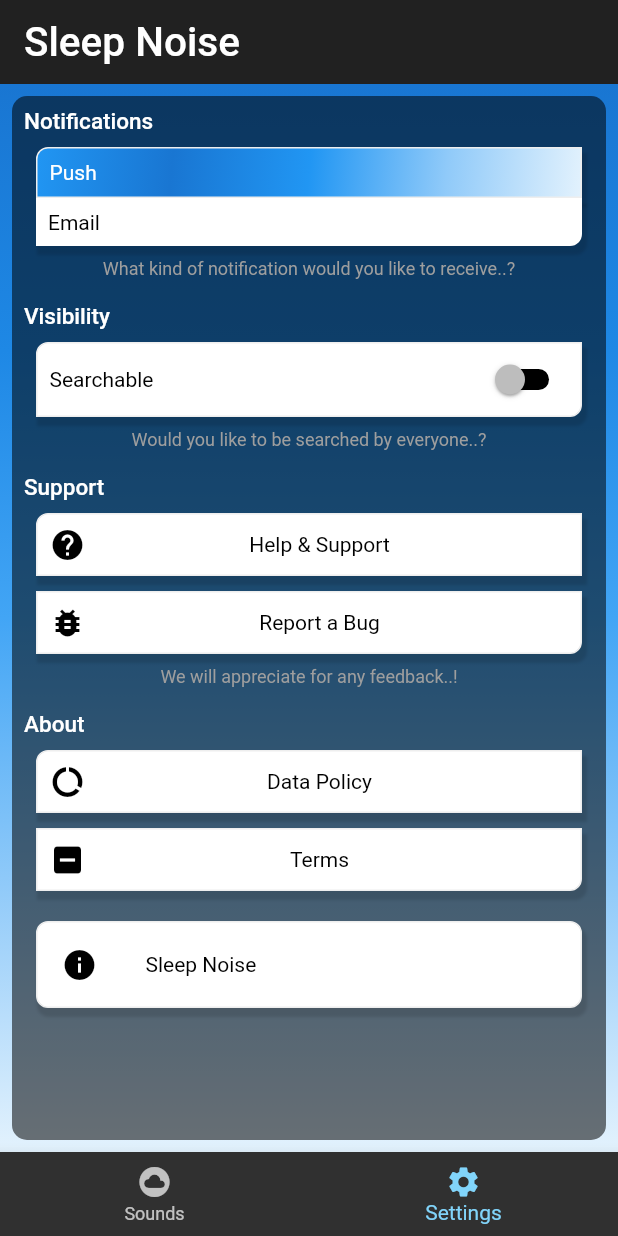
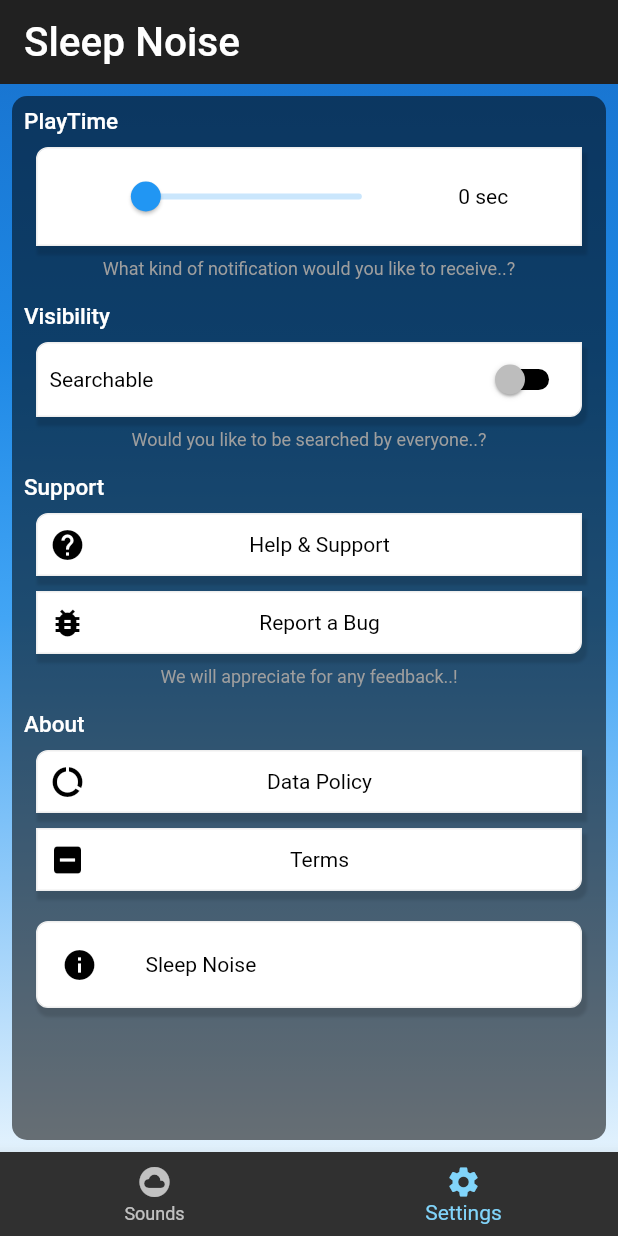
Before and after one commit to pranavkapoorr/baby_sleep_noise, a Flutter app: the screen it shows after launch, item 2 of the bottom bar chosen, on a phone screen of 412 x 824 dp. Run offline on Flutter 3.47's test engine with Material 2 defaults, Android fonts, the phone set to English and light mode, and no system bars; our stand-ins replace audioplayers.

Commit message:
added slider

```diff
--- a/lib/main.dart
+++ b/lib/main.dart
@@ -5,6 +5,7 @@ import 'package:flutter/material.dart';
 
 
 AudioCache audio = new AudioCache(prefix: "sounds/");//to make sound keep playing even when phone is locked or app minimised
+double playTime = 0.0;
 
 void main() => runApp(new MyApp());
 
--- a/lib/views/settings.dart
+++ b/lib/views/settings.dart
@@ -1,3 +1,4 @@
+import 'package:baby_sleep_noise/main.dart';
 import 'package:baby_sleep_noise/utils.dart';
 import 'package:flutter/material.dart';
 
@@ -29,39 +30,29 @@ class _SettingsState extends State<Settings>{
                   padding: const EdgeInsets.all(8.0),
                   child: Column(
                     children: <Widget>[
-                      Align(alignment: Alignment.topLeft,child: Text("Notifications",style: TextStyle(fontSize: 15.0,fontWeight: FontWeight.w500),)),
+                      Align(alignment: Alignment.topLeft,child: Text("PlayTime",style: TextStyle(fontSize: 15.0,fontWeight: FontWeight.w500),)),
                       Padding(
                         padding: const EdgeInsets.all(8.0),
-                        child: Column(
-                          children: <Widget>[
-                            InkWell(
-                              child: Container(
-                                padding: EdgeInsets.all(8.0),
-                                width: deviceSize.width,
-                                decoration: BoxDecoration(
-                                    gradient: settingsGradient,
-                                    boxShadow: myShadow,
-                                    border: Border.all(color: Colors.grey.shade200),
-                                    borderRadius: BorderRadius.only(topLeft: Radius.circular(8.0))
-                                ),
-                                child: Text("Push",style: TextStyle(color: Colors.white),),
-                              ),
-                              onTap: (){},
-                            ),
-                            InkWell(
                         child: Container(
                           padding: EdgeInsets.all(8.0),
                           width: deviceSize.width,
                           decoration: BoxDecoration(
                               color: Colors.white,
                               boxShadow: myShadow,
-                                    borderRadius: BorderRadius.only(bottomRight: Radius.circular(8.0))
+                              border: Border.all(color: Colors.grey.shade200),
+                              borderRadius: BorderRadius.only(topLeft: Radius.circular(8.0))
                           ),
-                                child: Text("Email",style: TextStyle(color: Colors.black),),
-                              ),
-                              onTap: (){},
-                            ),
+                          child: Row(
+                            mainAxisAlignment: MainAxisAlignment.spaceEvenly,
+                            children: <Widget>[
+                              Slider(value: playTime/100, onChanged: (val){
+                                setState(() {
+                                  playTime = val * 100;
+                                });
+                              }),
+                              Text((playTime).round().toString() + " sec",style: TextStyle(color: Colors.black),),
                             ],
+                          )
                         ),
                       ),
                       Text("What kind of notification would you like to receive..?",style: TextStyle(color: Colors.grey,fontSize: 12.0),)
--- a/lib/views/sleep_sounds.dart
+++ b/lib/views/sleep_sounds.dart
@@ -27,7 +27,7 @@ class _SleepSoundsPageState extends State<SleepSoundsPage>{
       setState(() {
         _currentlyPlaying = index;
         playing = true;
-        new Timer(const Duration(seconds: 5), stopLocal);//added timer
+        new Timer(const Duration(seconds: 60), stopLocal);//added timer
       });
 
     }else{
```
Lines whose indentation alone changed are shown as unchanged.
